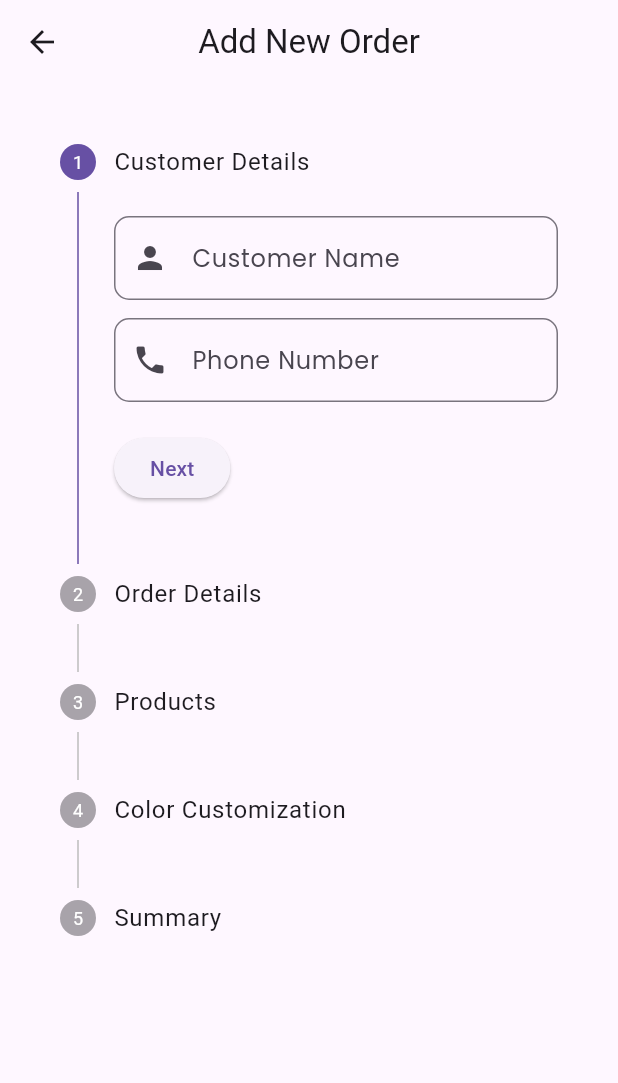
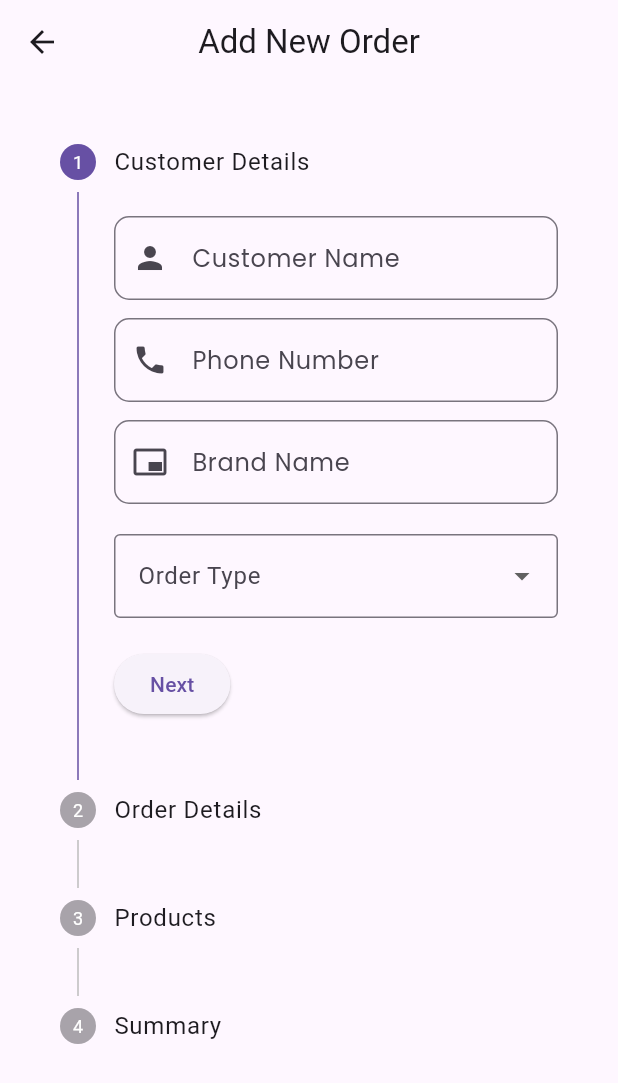
Before and after one commit to vipul-rathod-dev/shotgun, a Flutter app: the AddOrdersPage screen opened by its route, on a phone screen of 412 x 824 dp. Shown: the top 1083 px of the screen. Run offline on Flutter 3.47's test engine with Material 3 defaults, Android fonts, the phone set to English and light mode, and no system bars; our stand-ins replace cloud_firestore, firebase_auth, firebase_core, google_fonts, pdf, printing and 1 more; accounts and stored records are empty.

Commit message:
Order type and Brand name added in admin login

```diff
--- a/analysis_options.yaml
+++ b/analysis_options.yaml
@@ -7,6 +7,10 @@
 
 # The following line activates a set of recommended lints for Flutter apps,
 # packages, and plugins designed to encourage good coding practices.
+analyzer:
+  errors:
+    use_build_context_synchronously: ignore
+    deprecated_member_use: ignore
 include: package:flutter_lints/flutter.yaml
 
 linter:
--- a/lib/screens/admin_screens/admin_page.dart
+++ b/lib/screens/admin_screens/admin_page.dart
@@ -1,3 +1,5 @@
+// ignore_for_file: use_build_context_synchronously
+
 import 'package:firebase_auth/firebase_auth.dart';
 import 'package:flutter/material.dart';
 
--- a/lib/screens/admin_screens/manage_suppliers.dart
+++ b/lib/screens/admin_screens/manage_suppliers.dart
@@ -1,3 +1,5 @@
+// ignore_for_file: use_build_context_synchronously
+
 import 'package:cloud_firestore/cloud_firestore.dart';
 import 'package:flutter/material.dart';
 import 'package:google_fonts/google_fonts.dart';
--- a/lib/screens/admin_screens/order_page/controllers/add_order_controller.dart
+++ b/lib/screens/admin_screens/order_page/controllers/add_order_controller.dart
@@ -15,12 +15,14 @@ class AddOrderController extends ChangeNotifier {
 
   final TextEditingController customerNameController = TextEditingController();
   final TextEditingController customerPhoneController = TextEditingController();
+  final TextEditingController brandNameController = TextEditingController();
 
   bool isEditMode = false;
   String? orderId;
 
   String? customerName;
   String? customerPhone;
+  String? brandName;
   DateTime? orderDate;
   DateTime? shippingDate;
 
@@ -28,6 +30,26 @@ class AddOrderController extends ChangeNotifier {
   Map<String, List<Map<String, dynamic>>> productCustomizations = {};
 
   bool _isInitialized = false;
+
+  String? orderType; // e.g., 'Standard' or 'Customized'
+
+  bool get showColorCustomization => orderType == 'Customized';
+
+  void setOrderType(String? type) {
+    orderType = type;
+    // showColorCustomization is derived → triggers rebuild
+    // ignore: unused_local_variable
+    final wasCustomized = showColorCustomization;
+
+    // If switching to Standard, clear all color-related data
+    if (type == 'Standard') {
+      productCustomizations.clear(); // 🧹 remove old customization data
+    }
+
+    // Force a rebuild so UI (Stepper + Summary) updates properly
+    notifyListeners();
+  }
+
 
   // ────────────────────────────────
   // 🔹 Update Methods
@@ -41,6 +63,12 @@ class AddOrderController extends ChangeNotifier {
   void setCustomerPhone(String phone) {
     customerPhoneController.text = phone;
     customerPhone = phone;
+    notifyListeners();
+  }
+
+  void setBrandName(String name) {
+    brandNameController.text = name;
+    brandName = name;
     notifyListeners();
   }
 
@@ -98,7 +126,7 @@ class AddOrderController extends ChangeNotifier {
   double get total {
     return products.fold<double>(
       0,
-      (sum, p) => sum + ((p['price'] ?? 0) * (p['quantity'] ?? 0)),
+      (sums, p) => sums + ((p['price'] ?? 0) * ((p['quantity'] ?? 0) as num).toInt()),
     );
   }
 
@@ -198,11 +226,13 @@ class AddOrderController extends ChangeNotifier {
         'orderNumber': orderNumber,
         'customerName': customerName,
         'customerPhone': customerPhone,
+        'brandName': brandName,
         'orderDate': Timestamp.fromDate(orderDate!),
         'shippingDate': Timestamp.fromDate(shippingDate!),
         'products': finalProducts,
         'totalAmount': total,
-        'orderStatus': 'Yet to Start',
+        'orderType': orderType,
+        'orderStatus': 'Received',
         'timestamp': FieldValue.serverTimestamp(),
       });
 
@@ -213,6 +243,8 @@ class AddOrderController extends ChangeNotifier {
       productCustomizations.clear();
       customerName = null;
       customerPhone = null;
+      brandName = null;
+      orderType = null;
       orderDate = null;
       shippingDate = null;
       notifyListeners();
@@ -236,9 +268,11 @@ class AddOrderController extends ChangeNotifier {
     final data = doc.data()!;
     customerNameController.text = data['customerName'] ?? '';
     customerPhoneController.text = data['customerPhone'] ?? '';
+    brandNameController.text = data['brandName'] ?? '';
     customerName = data['customerName'] ?? '';
     customerPhone = data['customerPhone'] ?? '';
-
+    brandName = data['brandName'] ?? '';
+    orderType = data['orderType'] ?? 'Stock';
     orderDate = (data['orderDate'] as Timestamp?)?.toDate();
     shippingDate = (data['shippingDate'] as Timestamp?)?.toDate();
 
@@ -283,6 +317,8 @@ class AddOrderController extends ChangeNotifier {
     final orderData = {
       'customerName': customerNameController.text.trim(),
       'customerPhone': customerPhoneController.text.trim(),
+      'brandName': brandNameController.text.trim(),
+      'orderType': orderType,
       'orderDate': Timestamp.fromDate(orderDate ?? DateTime.now()),
       'shippingDate': Timestamp.fromDate(shippingDate ?? DateTime.now()),
       'products': finalProducts,
@@ -302,7 +338,7 @@ class AddOrderController extends ChangeNotifier {
         await collection.add({
           ...orderData,
           'orderNumber': orderNumber,
-          'orderStatus': 'Yet to Start',
+          'orderStatus': 'Received',
         });
       }
 
--- a/lib/screens/admin_screens/order_page/services/order_pdf_service.dart
+++ b/lib/screens/admin_screens/order_page/services/order_pdf_service.dart
@@ -19,7 +19,7 @@ class OrderPdfService {
             pw.Text('Shipping Date: ${order.shippingDate.toLocal()}'),
             pw.SizedBox(height: 20),
             pw.Text('Products:'),
-            pw.Table.fromTextArray(
+            pw.TableHelper.fromTextArray(
               headers: ['Name', 'Quantity', 'Price'],
               data: order.products
                   .map((p) => [
--- a/lib/screens/admin_screens/order_page/widgets/add_orders_stepper.dart
+++ b/lib/screens/admin_screens/order_page/widgets/add_orders_stepper.dart
@@ -39,7 +39,9 @@ class _AddOrdersStepperState extends State<AddOrdersStepper> {
     }
 
     // ✅ Move between steps safely
-    if (_currentStep < controller.formKeys.length) {
+    final totalSteps = controller.showColorCustomization ? 5 : 4;
+
+    if (_currentStep < totalSteps - 1) {
       setState(() => _currentStep += 1);
     } else {
       // 🔹 Validate all forms before submission
@@ -82,33 +84,41 @@ class _AddOrdersStepperState extends State<AddOrdersStepper> {
   Widget build(BuildContext context) {
     final controller = Provider.of<AddOrderController>(context);
 
-    return Stepper(
-      type: StepperType.vertical,
-      currentStep: _currentStep,
-      onStepContinue: () => _nextStep(controller),
-      onStepCancel: _previousStep,
-      controlsBuilder: (context, details) {
-        return Padding(
-          padding: const EdgeInsets.only(top: 20),
-          child: Row(
-            mainAxisAlignment: MainAxisAlignment.spaceBetween,
-            children: [
-              if (_currentStep > 0)
-                TextButton(onPressed: _previousStep, child: const Text('Back')),
-              ElevatedButton(
-                onPressed: () => _nextStep(controller),
-                child: Text(_currentStep == 4 ? 'Finish' : 'Next'),
-              ),
-            ],
-          ),
-        );
-      },
-      steps: [
+    /// 🔹 Dynamically build steps list based on order type
+    final steps = [
       Step(
         title: const Text('Customer Details'),
         isActive: _currentStep >= 0,
         state: _currentStep > 0 ? StepState.complete : StepState.indexed,
-          content: CustomerDetailsForm(controller: controller),
+        // content: CustomerDetailsForm(controller: controller),
+        content: Column(
+          crossAxisAlignment: CrossAxisAlignment.start,
+          children: [
+            CustomerDetailsForm(controller: controller),
+            const SizedBox(height: 20),
+            // 🔹 New Order Type Dropdown
+            DropdownButtonFormField<String>(
+              value: controller.orderType,
+              decoration: const InputDecoration(
+                labelText: 'Order Type',
+                border: OutlineInputBorder(),
+              ),
+              items: const [
+                DropdownMenuItem(
+                    value: 'Stock', child: Text('Stock Order')),
+                DropdownMenuItem(
+                    value: 'Customized', child: Text('Customized Order')),
+              ],
+              onChanged: (value) {
+                controller.setOrderType(value);
+                // Reset step index if user switches order type mid-way
+                if (!controller.showColorCustomization && _currentStep > 2) {
+                  setState(() => _currentStep = 2);
+                }
+              },
+            ),
+          ],
+        ),
       ),
       Step(
         title: const Text('Order Details'),
@@ -122,6 +132,8 @@ class _AddOrdersStepperState extends State<AddOrdersStepper> {
         state: _currentStep > 2 ? StepState.complete : StepState.indexed,
         content: ProductTable(controller: controller),
       ),
+      // 🔹 Only show this step if the order type is Customized
+      if (controller.showColorCustomization)
         Step(
           title: const Text('Color Customization'),
           isActive: _currentStep >= 3,
@@ -130,11 +142,43 @@ class _AddOrdersStepperState extends State<AddOrdersStepper> {
         ),
       Step(
         title: const Text('Summary'),
-          isActive: _currentStep >= 4,
-          state: _currentStep == 4 ? StepState.editing : StepState.indexed,
+        isActive: _currentStep >=
+            (controller.showColorCustomization ? 4 : 3),
+        state: _currentStep ==
+                (controller.showColorCustomization ? 4 : 3)
+            ? StepState.editing
+            : StepState.indexed,
         content: const SummarySection(),
       ),
+    ];
+
+    return Stepper(
+      key: ValueKey(controller.showColorCustomization),
+      type: StepperType.vertical,
+      currentStep: _currentStep,
+      onStepContinue: () => _nextStep(controller),
+      onStepCancel: _previousStep,
+      controlsBuilder: (context, details) {
+        final isLastStep = controller.showColorCustomization
+            ? _currentStep == 4
+            : _currentStep == 3;
+
+        return Padding(
+          padding: const EdgeInsets.only(top: 20),
+          child: Row(
+            mainAxisAlignment: MainAxisAlignment.spaceBetween,
+            children: [
+              if (_currentStep > 0)
+                TextButton(onPressed: _previousStep, child: const Text('Back')),
+              ElevatedButton(
+                onPressed: () => _nextStep(controller),
+                child: Text(isLastStep ? 'Finish' : 'Next'),
+              ),
             ],
+          ),
+        );
+      },
+      steps: steps,
     );
   }
 }
--- a/lib/screens/admin_screens/order_page/widgets/customer_details_form.dart
+++ b/lib/screens/admin_screens/order_page/widgets/customer_details_form.dart
@@ -13,18 +13,21 @@ class CustomerDetailsForm extends StatefulWidget {
 class _CustomerDetailsFormState extends State<CustomerDetailsForm> {
   late TextEditingController _nameController;
   late TextEditingController _phoneController;
+  late TextEditingController _brandNameController;
 
   @override
   void initState() {
     super.initState();
     _nameController = TextEditingController(text: widget.controller.customerName);
     _phoneController = TextEditingController(text: widget.controller.customerPhone);
+    _brandNameController = TextEditingController(text: widget.controller.brandName);
   }
 
   @override
   void dispose() {
     _nameController.dispose();
     _phoneController.dispose();
+    _brandNameController.dispose();
     super.dispose();
   }
 
@@ -67,6 +70,19 @@ class _CustomerDetailsFormState extends State<CustomerDetailsForm> {
               return null;
             },
           ),
+          const SizedBox(height: 12),
+          CustomTextField(
+            label: 'Brand Name',
+            icon: Icons.branding_watermark_outlined,
+            controller: widget.controller.brandNameController,
+            onChanged: widget.controller.setBrandName, // ✅ clean one-liner
+            validator: (value) {
+              if (value == null || value.trim().isEmpty) {
+                return 'Please enter the customer brand name';
+              }
+              return null;
+            },
+          ),
         ],
       ),
     );
--- a/lib/screens/admin_screens/order_page/widgets/order_details_form.dart
+++ b/lib/screens/admin_screens/order_page/widgets/order_details_form.dart
@@ -5,7 +5,7 @@ import 'package:shotgun/widgets/date_picker_field.dart';
 class OrderDetailsForm extends StatefulWidget {
   final AddOrderController controller;
 
-  const OrderDetailsForm({Key? key, required this.controller}) : super(key: key);
+  const OrderDetailsForm({super.key, required this.controller});
 
   @override
   State<OrderDetailsForm> createState() => _OrderDetailsFormState();
--- a/lib/screens/admin_screens/order_page/widgets/product_list.dart
+++ b/lib/screens/admin_screens/order_page/widgets/product_list.dart
@@ -5,10 +5,10 @@ class ProductList extends StatelessWidget {
   final void Function(Map<String, dynamic>) onRemove;
 
   const ProductList({
-    Key? key,
+    super.key,
     required this.products,
     required this.onRemove,
-  }) : super(key: key);
+  });
 
   @override
   Widget build(BuildContext context) {
--- a/lib/screens/admin_screens/order_page/widgets/product_selector_sheet.dart
+++ b/lib/screens/admin_screens/order_page/widgets/product_selector_sheet.dart
@@ -3,7 +3,7 @@ import 'package:flutter/material.dart';
 import 'package:shotgun/widgets/custom_textfield.dart';
 
 class ProductSelectorSheet extends StatefulWidget {
-  const ProductSelectorSheet({Key? key}) : super(key: key);
+  const ProductSelectorSheet({super.key});
 
   @override
   State<ProductSelectorSheet> createState() => _ProductSelectorSheetState();
--- a/lib/screens/admin_screens/order_page/widgets/product_table.dart
+++ b/lib/screens/admin_screens/order_page/widgets/product_table.dart
@@ -6,7 +6,7 @@ import 'package:shotgun/screens/admin_screens/order_page/widgets/product_selecto
 class ProductTable extends StatefulWidget {
   final AddOrderController controller;
 
-  const ProductTable({Key? key, required this.controller}) : super(key: key);
+  const ProductTable({super.key, required this.controller});
 
   @override
   State<ProductTable> createState() => _ProductTableState();
--- a/lib/screens/admin_screens/order_page/widgets/summary_section.dart
+++ b/lib/screens/admin_screens/order_page/widgets/summary_section.dart
@@ -36,6 +36,7 @@ class SummarySection extends StatelessWidget {
 
                   InfoRow(Icons.person, 'Customer', c.customerName ?? '-'),
                   InfoRow(Icons.phone, 'Phone Number', c.customerPhone ?? '-'),
+                  InfoRow(Icons.branding_watermark_outlined, 'Brand Name', c.brandName ?? '-'),
                   InfoRow(Icons.calendar_today, 'Order Date', _fmtDate(c.orderDate)),
                   InfoRow(Icons.local_shipping, 'Shipping Date', _fmtDate(c.shippingDate)),
 
--- a/lib/screens/staff_screens/order_details/order_details_page.dart
+++ b/lib/screens/staff_screens/order_details/order_details_page.dart
@@ -150,7 +150,7 @@ class OrderDetailsPage extends StatelessWidget {
           final totalProducts = items.length;
           final totalQuantity = items.fold<int>(
             0,
-            (sum, item) => sum + ((item['quantity'] ?? 0) as num).toInt(),
+            (sums, item) => (sums + ((item['quantity'] ?? 0) as num).toInt()),
           );
 
           return Scaffold(
--- a/lib/screens/staff_screens/staff_page.dart
+++ b/lib/screens/staff_screens/staff_page.dart
@@ -57,7 +57,7 @@ class _StaffDashboardState extends State<StaffDashboard> {
 
       final firstName = data?['first_name'] ?? '';
       final lastName = data?['last_name'] ?? '';
-      final displayName = (firstName + ' ' + lastName).trim();
+      final displayName = ('$firstName $lastName').trim();
 
       setState(() {
         fullName = displayName.isNotEmpty ? displayName : 'Staff Member';
--- a/lib/utils/pdf_generator.dart
+++ b/lib/utils/pdf_generator.dart
@@ -111,7 +111,7 @@ class PdfGenerator {
                                 _cell('${c['templeQty'] ?? 0}'),
                               ],
                             );
-                          }).toList(),
+                          }),
                         ],
                       ),
                   ],
```
Also changed, not shown: lib/screens/admin_screens/order_page/order_details_insights_page.dart (+2 -11 lines), lib/screens/admin_screens/order_page/order_details_page.dart (deleted, +0 -202 lines), lib/screens/admin_screens/order_page/widgets/order_timeline.dart (+18 -8 lines), lib/widgets/color_options_dialog.dart (deleted, +0 -115 lines). Lines whose indentation alone changed are shown as unchanged.
